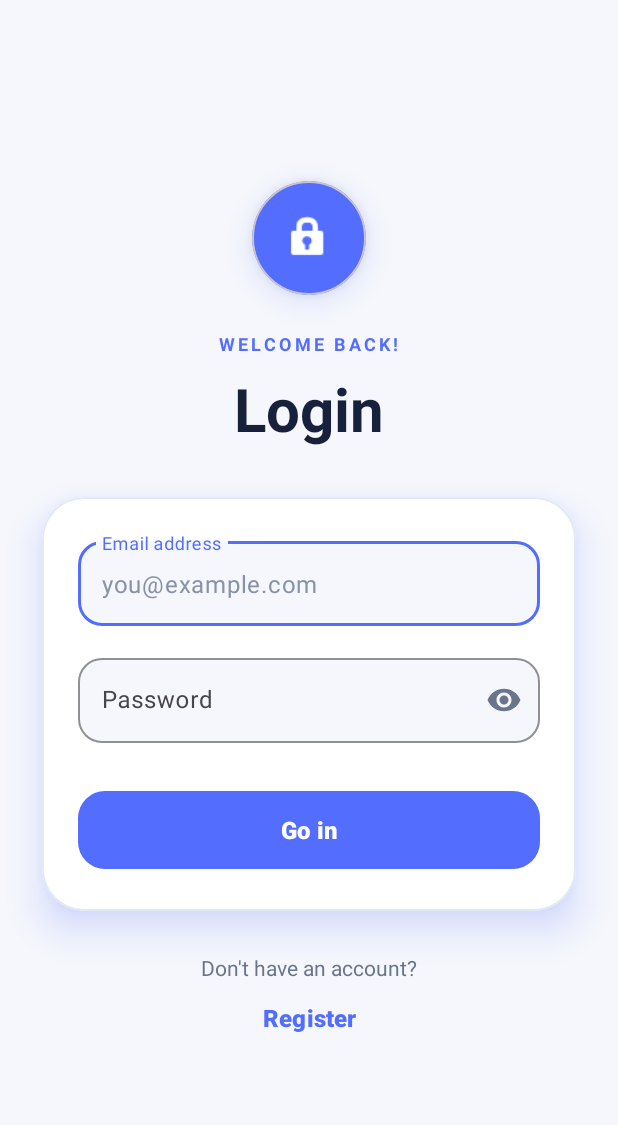
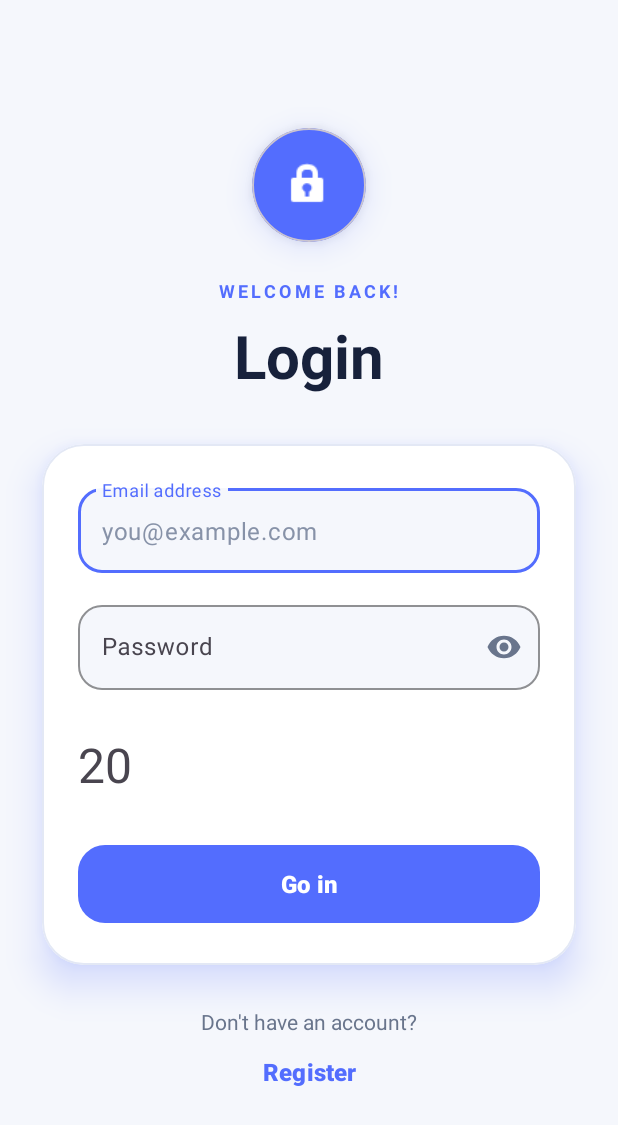
Before and after one commit to SeanGordaev/FindProfessionals, an Android app: the screen it shows after launch once a user with an empty profile is signed in (LoginActivity), on a phone screen of 412 x 824 dp. Shown: the top 1125 px of the screen. Run offline under Robolectric (Android 15) with nearby library versions, the phone set to English and light mode, and no system bars; our stand-ins replace Firebase (no records; nobody signed in at launch, a user with empty details on screens opened directly); pictures from the network do not load; 1 statement that could not run was skipped.

Commit message:
how to do countDownTimer

```diff
--- a/app/src/main/java/com/example/findprofessionals/LoginActivity.java
+++ b/app/src/main/java/com/example/findprofessionals/LoginActivity.java
@@ -3,7 +3,9 @@ package com.example.findprofessionals;
 import android.app.ProgressDialog;
 import android.content.Intent;
 import android.os.Bundle;
+import android.os.CountDownTimer;
 import android.view.View;
+import android.widget.TextView;
 import android.widget.Toast;
 
 import androidx.activity.EdgeToEdge;
@@ -28,6 +30,11 @@ public class LoginActivity extends AppCompatActivity {
     private FirebaseAuth auth;
     private ProgressDialog progressDialog;
 
+
+    private TextView textTimeCountTimer;
+    private CountDownTimer countDown;
+    private int soundTicking, IdSound, counting;
+
     private void init() {
         editEmail = findViewById(R.id.editEmail);
         editPassword = findViewById(R.id.editPassword);
@@ -35,6 +42,9 @@ public class LoginActivity extends AppCompatActivity {
         btnRegister = findViewById(R.id.btnRegister);
 
         auth = FirebaseAuth.getInstance();
+
+        textTimeCountTimer = findViewById(R.id.textTimeCountTimer); // learn how to do. In future move this to change passwor
+        counting = 20;
 
         progressDialog = new ProgressDialog(LoginActivity.this);
         progressDialog.setMessage("Please Wait...");
@@ -44,6 +54,7 @@ public class LoginActivity extends AppCompatActivity {
     private void EndWithTheLogin(User user) {
 
         progressDialog.dismiss();
+        countDown.cancel();
 
         StaticMethods.setUser(user);
         StaticMethods.getPs().saveUser(user);
@@ -109,6 +120,24 @@ public class LoginActivity extends AppCompatActivity {
         Toast.makeText(LoginActivity.this, message, Toast.LENGTH_LONG).show();
     }
 
+
+    public void CountingMe() {
+        countDown = new CountDownTimer(5000, 1000) {
+            @Override
+            public void onFinish() {
+                Toast.makeText(LoginActivity.this, "Goodbye", Toast.LENGTH_SHORT).show();
+                finishAffinity();
+            }
+
+            @Override
+            public void onTick(long l) {
+                counting--;
+                textTimeCountTimer.setText(String.valueOf(counting));
+            }
+        };
+    }
+
+
     @Override
     protected void onCreate(Bundle savedInstanceState) {
         super.onCreate(savedInstanceState);
@@ -124,6 +153,7 @@ public class LoginActivity extends AppCompatActivity {
         StaticMethods.setUser(null);
         StaticMethods.getPs().clearUser();
         FirebaseAuth.getInstance().signOut();
+        CountingMe();
 
         btnLogin.setOnClickListener(new View.OnClickListener() {
             @Override
--- a/app/src/main/res/layout/activity_login.xml
+++ b/app/src/main/res/layout/activity_login.xml
@@ -145,6 +145,14 @@
                             android:textSize="16sp" />
                     </com.google.android.material.textfield.TextInputLayout>
 
+                    <TextView
+                        android:id="@+id/textTimeCountTimer"
+                        android:layout_width="match_parent"
+                        android:layout_height="match_parent"
+                        android:text="20"
+                        android:layout_marginTop="28dp"
+                        android:textSize="32sp"/>
+
                     <!-- Кнопка с тенью и скруглением -->
                     <com.google.android.material.button.MaterialButton
                         android:id="@+id/btnLogin"
```
